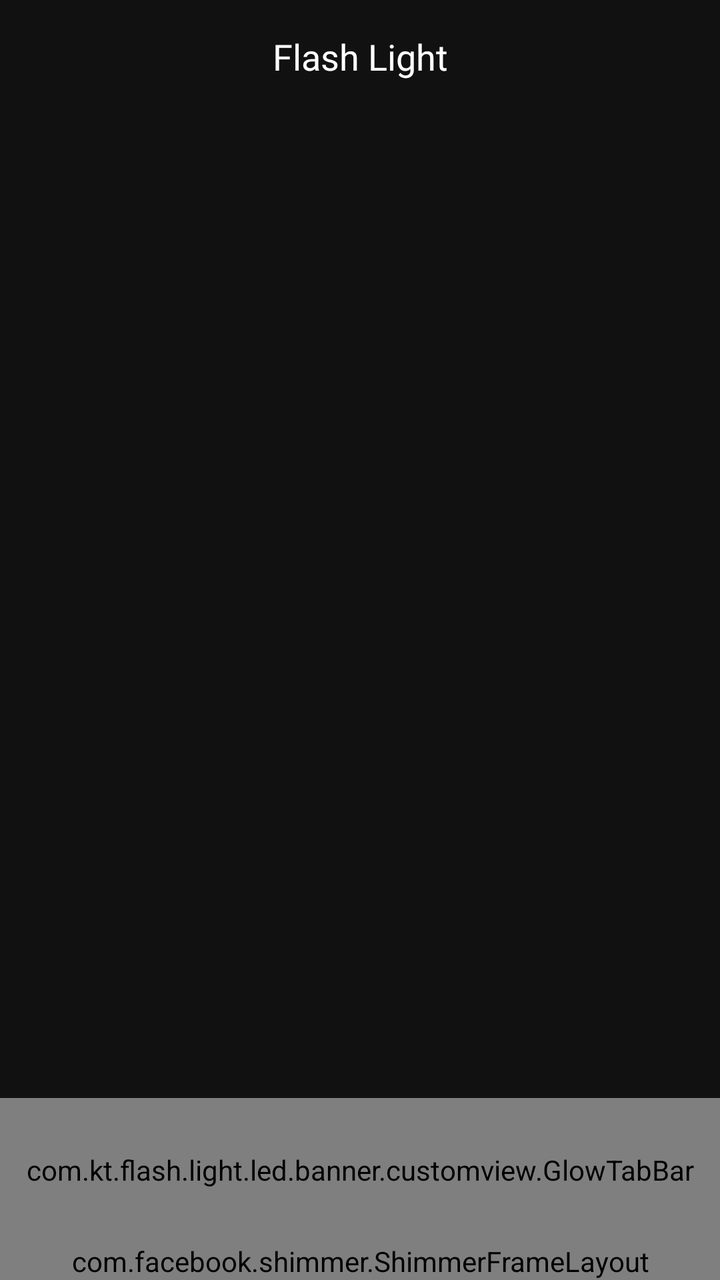
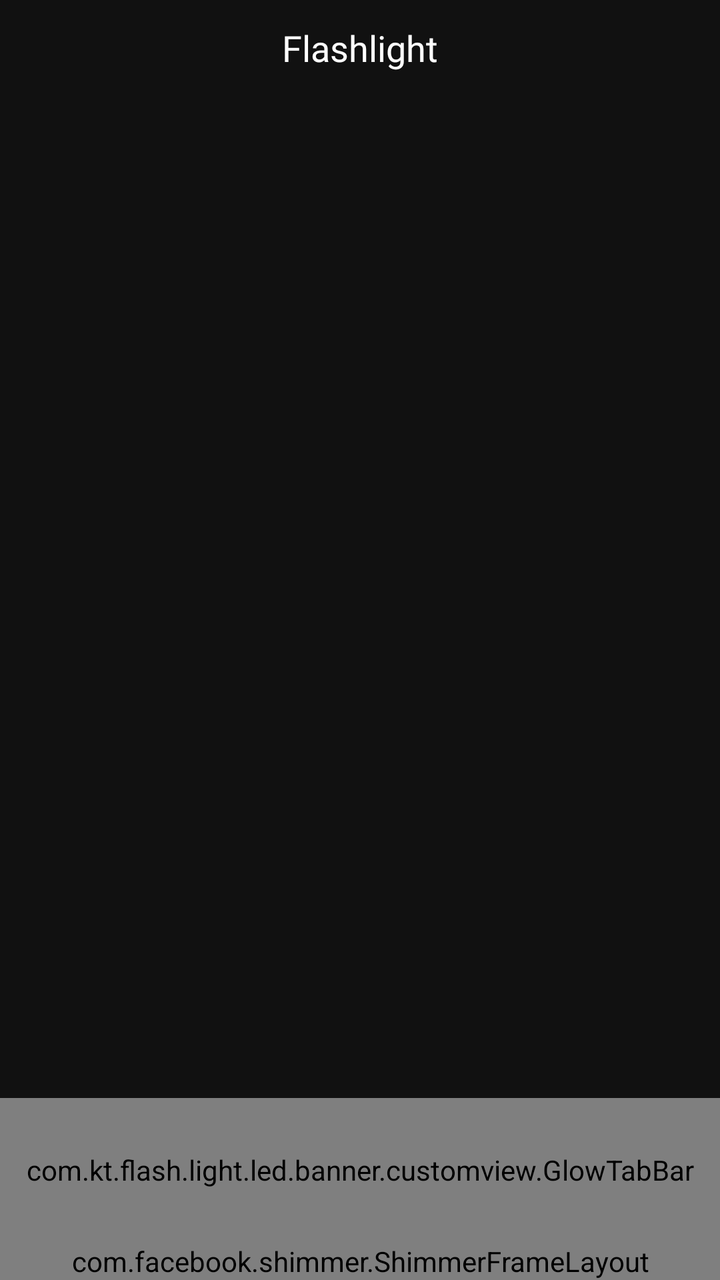

Two renders of the same Android screen: before a commit and after it. Below are the layout's source before the change and the commit's diff.
<!-- AndroidManifest.xml: application theme Theme.Flashlight -->
<!-- res/layout/activity_main.xml -->
<?xml version="1.0" encoding="utf-8"?>
<LinearLayout xmlns:android="http://schemas.android.com/apk/res/android"
    xmlns:app="http://schemas.android.com/apk/res-auto"
    xmlns:tools="http://schemas.android.com/tools"
    android:id="@+id/main"
    android:clipChildren="false"
    android:clipToPadding="false"
    android:layout_width="match_parent"
    android:layout_height="match_parent"
    android:background="#111111"
    android:orientation="vertical"
    tools:context=".component.main.MainActivity">

    <TextView
        android:id="@+id/screen_title"
        android:layout_width="match_parent"
        android:layout_height="wrap_content"
        android:layout_marginTop="@dimen/_32sdp"
        android:paddingTop="@dimen/size16"
        android:paddingBottom="@dimen/size8"
        android:gravity="center"
        android:fontFamily="@font/plusjakartasans_semibold"
        android:text="@string/app_name"
        android:textColor="#FFFFFF"
        android:textSize="@dimen/text_size_18" />

    <androidx.viewpager2.widget.ViewPager2
        android:id="@+id/main_pager"
        android:layout_width="match_parent"
        android:layout_height="0dp"
        android:layout_weight="1" />

    <com.kt.flash.light.led.banner.customview.GlowTabBar
        android:id="@+id/bottom_tabs"
        android:layout_width="match_parent"
        android:layout_height="@dimen/size72"
        android:background="#1A1919"
        android:paddingStart="@dimen/size6"
        android:paddingTop="@dimen/size8"
        android:paddingEnd="@dimen/size6"
        android:paddingBottom="@dimen/size8">

        <LinearLayout
            android:id="@+id/tab_flash"
            android:layout_width="0dp"
            android:layout_height="match_parent"
            android:layout_marginStart="0dp"
            android:layout_weight="1"
            android:background="@drawable/bg_main_tab"
            android:clickable="true"
            android:focusable="true"
            android:gravity="center"
            android:orientation="vertical">

            <ImageView
                android:id="@+id/tvFlash"
                android:layout_width="@dimen/size26"
                android:layout_height="@dimen/size26"
                android:duplicateParentState="true"
                android:importantForAccessibility="no"
                android:src="@drawable/ic_flashlight"
                app:tint="@color/control_tint" />

            <TextView
                android:layout_width="match_parent"
                android:layout_height="wrap_content"
                android:layout_marginTop="@dimen/size8"
                android:duplicateParentState="true"
                android:fontFamily="@font/plusjakartasans_medium"
                android:gravity="center"
                android:text="@string/flashlight_tab"
                android:textColor="@color/control_tint"
                android:textSize="@dimen/text_size_12"

                android:singleLine="true"
                android:ellipsize="marquee"
                android:marqueeRepeatLimit="marquee_forever"
                android:scrollHorizontally="true"
                android:focusable="false"/>
        </LinearLayout>

        <LinearLayout
            android:id="@+id/tab_edge"
            android:layout_width="0dp"
            android:layout_height="match_parent"
            android:layout_marginStart="0dp"
            android:layout_weight="1"
            android:background="@drawable/bg_main_tab"
            android:clickable="true"
            android:focusable="true"
            android:gravity="center"
            android:orientation="vertical">

            <ImageView
                android:layout_width="@dimen/size26"
                android:layout_height="@dimen/size26"
                android:duplicateParentState="true"
                android:importantForAccessibility="no"
                android:src="@drawable/ic_edge_off"
                app:tint="@color/control_tint" />

            <TextView
                android:id="@+id/tvEdge"
                android:layout_width="match_parent"
                android:layout_height="wrap_content"
                android:layout_marginTop="@dimen/size8"
                android:duplicateParentState="true"
                android:fontFamily="@font/plusjakartasans_medium"
                android:gravity="center"
                android:text="@string/edge_lighting"
                android:textColor="@color/control_tint"
                android:textSize="@dimen/text_size_12"

                android:singleLine="true"
                android:ellipsize="marquee"
                android:marqueeRepeatLimit="marquee_forever"
                android:scrollHorizontally="true"
                android:focusable="false"/>
        </LinearLayout>

        <LinearLayout
            android:id="@+id/tab_led"
            android:layout_width="0dp"
            android:layout_height="match_parent"
            android:layout_marginStart="0dp"
            android:layout_weight="1"
            android:background="@drawable/bg_main_tab"
            android:clickable="true"
            android:focusable="true"
            android:gravity="center"
            android:orientation="vertical">

            <ImageView
                android:layout_width="@dimen/size26"
                android:layout_height="@dimen/size26"
                android:duplicateParentState="true"
                android:importantForAccessibility="no"
                android:src="@drawable/ic_led_off"
                app:tint="@color/control_tint" />

            <TextView
                android:id="@+id/tvLed"
                android:layout_width="match_parent"
                android:layout_height="wrap_content"
                android:layout_marginTop="@dimen/size8"
                android:duplicateParentState="true"
                android:fontFamily="@font/plusjakartasans_medium"
                android:gravity="center"
                android:text="@string/led"
                android:textColor="@color/control_tint"
                android:textSize="@dimen/text_size_12"

                android:singleLine="true"
                android:ellipsize="marquee"
                android:marqueeRepeatLimit="marquee_forever"
                android:scrollHorizontally="true"
                android:focusable="false"/>
        </LinearLayout>

        <LinearLayout
            android:id="@+id/tab_alert"
            android:layout_width="0dp"
            android:layout_height="match_parent"
            android:layout_marginStart="0dp"
            android:layout_weight="1"
            android:background="@drawable/bg_main_tab"
            android:clickable="true"
            android:focusable="true"
            android:gravity="center"
            android:orientation="vertical">

            <ImageView
                android:layout_width="@dimen/size26"
                android:layout_height="@dimen/size26"
                android:duplicateParentState="true"
                android:importantForAccessibility="no"
                android:src="@drawable/ic_sos"
                app:tint="@color/control_tint" />

            <TextView
                android:id="@+id/tvAlert"
                android:layout_width="match_parent"
                android:layout_height="wrap_content"
                android:layout_marginTop="@dimen/size8"
                android:duplicateParentState="true"
                android:fontFamily="@font/plusjakartasans_medium"
                android:gravity="center"
                android:text="@string/flash_alert"
                android:textColor="@color/control_tint"
                android:textSize="@dimen/text_size_12"

                android:singleLine="true"
                android:ellipsize="marquee"
                android:marqueeRepeatLimit="marquee_forever"
                android:scrollHorizontally="true"
                android:focusable="false"/>
        </LinearLayout>
    </com.kt.flash.light.led.banner.customview.GlowTabBar>
    <FrameLayout
        android:id="@+id/frAdsBanner"
        android:layout_width="match_parent"
        android:layout_height="wrap_content"
        app:layout_constraintBottom_toBottomOf="parent">

        <include layout="@layout/layout_banner_control" />
    </FrameLayout>
</LinearLayout>
<!-- res/layout/layout_banner_control.xml (included above) -->
<?xml version="1.0" encoding="utf-8"?>
<com.facebook.shimmer.ShimmerFrameLayout xmlns:android="http://schemas.android.com/apk/res/android"
    xmlns:app="http://schemas.android.com/apk/res-auto"
    android:id="@+id/shimmer_container_banner"
    android:layout_width="match_parent"
    android:layout_height="wrap_content"
    android:background="@drawable/bg_card_ads"
    app:shimmer_auto_start="true"
    app:shimmer_base_color="#ccc">

    <RelativeLayout
        android:layout_width="fill_parent"
        android:layout_height="56dip"
        android:background="@color/colorWhite">

        <LinearLayout
            android:layout_width="match_parent"
            android:layout_height="match_parent"
            android:gravity="center"
            android:orientation="horizontal">

            <ImageView
                android:layout_width="50dip"
                android:layout_height="50dip"
                android:background="@color/lightTransparent"
                android:padding="5dip"
                android:scaleType="centerCrop" />

            <LinearLayout
                android:layout_width="0dip"
                android:layout_height="match_parent"
                android:layout_gravity="center"
                android:layout_marginLeft="5dip"
                android:layout_marginRight="5dip"
                android:layout_weight="1"
                android:gravity="center"
                android:orientation="vertical">

                <TextView
                    android:layout_width="match_parent"
                    android:layout_height="wrap_content"
                    android:layout_marginTop="5dip"
                    android:background="@color/lightTransparent"
                    android:ellipsize="end"
                    android:lines="1"
                    android:textColor="@android:color/black"
                    android:textSize="15.0sp" />

                <TextView
                    android:layout_width="match_parent"
                    android:layout_height="wrap_content"
                    android:layout_marginBottom="5dip"
                    android:background="@color/lightTransparent"
                    android:ellipsize="end"
                    android:lines="1"
                    android:textColor="@android:color/darker_gray"
                    android:textSize="14.0sp" />

            </LinearLayout>

            <Button
                android:layout_width="wrap_content"
                android:layout_height="wrap_content"
                android:layout_gravity="center"
                android:layout_marginTop="5dip"
                android:layout_marginRight="10dip"
                android:layout_marginBottom="5dip"
                android:background="@color/lightTransparent"
                android:gravity="center"
                android:paddingLeft="5dip"
                android:paddingRight="5dip"
                android:textColor="@android:color/white"
                android:textSize="12.0sp"
                android:textStyle="bold" />

        </LinearLayout>

        <TextView
            style="@style/AppTheme.Ads"
            android:layout_alignParentLeft="true"
            android:layout_alignParentTop="true" />
    </RelativeLayout>
</com.facebook.shimmer.ShimmerFrameLayout>
<!-- resources referenced by this layout -->
<resources>
  <color name="colorWhite">#ffffffff</color>
  <color name="lightTransparent">#16000000</color>
  <dimen name="size16">16dp</dimen>
  <dimen name="size26">26dp</dimen>
  <dimen name="size6">6dp</dimen>
  <dimen name="size72">72dp</dimen>
  <dimen name="size8">8dp</dimen>
  <dimen name="text_size_12">12sp</dimen>
  <dimen name="text_size_18">18sp</dimen>
  <!-- drawable bg_card_ads (drawable) -->
  <?xml version="1.0" encoding="utf-8"?>
  <shape android:shape="rectangle"
      xmlns:android="http://schemas.android.com/apk/res/android">
      <corners android:radius="10.0dip" />
      <solid android:color="@color/colorWhite" />
      <stroke
          android:width="1.0dip"
          android:color="@color/stockeCard" />
  </shape>
  <!-- drawable bg_main_tab (drawable) -->
  <?xml version="1.0" encoding="utf-8"?>
  <ripple xmlns:android="http://schemas.android.com/apk/res/android"
      android:color="#1A1919">
      <item>
          <selector>
              <item android:state_selected="true" android:drawable="@drawable/bg_choose" />
              <item android:drawable="@android:color/transparent" />
          </selector>
      </item>
  </ripple>
  <string name="app_name" translatable="false">Flash Light</string>
  <string name="edge_lighting">Edge Lighting</string>
  <string name="flash_alert">Flash Alert</string>
  <string name="flashlight_tab">Flashlight</string>
  <string name="led">LED</string>
  <color name="stockeCard">#5E58595A</color>
  <style name="AdsAppTheme" parent="Theme.AppCompat.Light" />
  <!-- drawable ads_icon (drawable) -->
  <?xml version="1.0" encoding="utf-8"?>
  <shape
      xmlns:android="http://schemas.android.com/apk/res/android">
      <solid android:color="@color/colorAds" />
      <corners android:radius="1dp"
          android:bottomLeftRadius="2dp" android:bottomRightRadius="13dp"
          android:topRightRadius="2dp" android:topLeftRadius="10dp"/>
  
  </shape>
  <color name="color_bg">#111111</color>
  <color name="black">#FF000000</color>
  <color name="colorAds">#068abf</color>
  <!-- unchanged entries left out for length: 8 -->
</resources>

<!-- the commit's change to res/layout/activity_main.xml (unified diff, before → after) -->
@@ -11,18 +11,38 @@
     android:orientation="vertical"
     tools:context=".component.main.MainActivity">
 
-    <TextView
-        android:id="@+id/screen_title"
+    <FrameLayout
         android:layout_width="match_parent"
         android:layout_height="wrap_content"
-        android:layout_marginTop="@dimen/_32sdp"
-        android:paddingTop="@dimen/size16"
-        android:paddingBottom="@dimen/size8"
-        android:gravity="center"
-        android:fontFamily="@font/plusjakartasans_semibold"
-        android:text="@string/app_name"
-        android:textColor="#FFFFFF"
-        android:textSize="@dimen/text_size_18" />
+        android:layout_marginTop="@dimen/_32sdp">
+
+        <TextView
+            android:id="@+id/screen_title"
+            android:layout_width="match_parent"
+            android:layout_height="48dp"
+            android:ellipsize="end"
+            android:fontFamily="@font/plusjakartasans_semibold"
+            android:gravity="center"
+            android:maxLines="1"
+            android:paddingStart="64dp"
+            android:paddingEnd="64dp"
+            android:text="@string/flashlight_tab"
+            android:textColor="#FFFFFF"
+            android:textSize="@dimen/text_size_18" />
+
+        <ImageButton
+            android:id="@+id/flash_settings_button"
+            android:layout_width="48dp"
+            android:layout_height="48dp"
+            android:layout_gravity="end|center_vertical"
+            android:layout_marginEnd="10dp"
+            android:background="?attr/selectableItemBackgroundBorderless"
+            android:contentDescription="@string/setting"
+            android:scaleType="center"
+            android:src="@drawable/ic_setting"
+            android:visibility="gone"
+            tools:visibility="visible" />
+    </FrameLayout>
 
     <androidx.viewpager2.widget.ViewPager2
         android:id="@+id/main_pager"
<!-- resource entries referenced after the edit -->
@@ -2,7 +2,6 @@
 <resources>
   <color name="colorWhite">#ffffffff</color>
   <color name="lightTransparent">#16000000</color>
-  <dimen name="size16">16dp</dimen>
   <dimen name="size26">26dp</dimen>
   <dimen name="size6">6dp</dimen>
   <dimen name="size72">72dp</dimen>
@@ -30,11 +29,24 @@
           </selector>
       </item>
   </ripple>
-  <string name="app_name" translatable="false">Flash Light</string>
+  <!-- drawable ic_setting (drawable) -->
+  <vector xmlns:android="http://schemas.android.com/apk/res/android"
+      android:width="36dp"
+      android:height="36dp"
+      android:viewportWidth="36"
+      android:viewportHeight="36">
+    <path
+        android:pathData="M17.727,0L17.727,0A17.727,17.727 0,0 1,35.454 17.727L35.454,18.273A17.727,17.727 0,0 1,17.727 36L17.727,36A17.727,17.727 0,0 1,0 18.273L0,17.727A17.727,17.727 0,0 1,17.727 0z"
+        android:fillColor="#313131"/>
+    <path
+        android:pathData="M17.729,21.5C16.801,21.5 15.911,21.131 15.255,20.475C14.598,19.819 14.229,18.928 14.229,18C14.229,17.072 14.598,16.181 15.255,15.525C15.911,14.869 16.801,14.5 17.729,14.5C18.658,14.5 19.548,14.869 20.204,15.525C20.861,16.181 21.229,17.072 21.229,18C21.229,18.928 20.861,19.819 20.204,20.475C19.548,21.131 18.658,21.5 17.729,21.5ZM25.159,18.97C25.199,18.65 25.229,18.33 25.229,18C25.229,17.67 25.199,17.34 25.159,17L27.269,15.37C27.459,15.22 27.509,14.95 27.389,14.73L25.389,11.27C25.269,11.05 24.999,10.96 24.779,11.05L22.289,12.05C21.769,11.66 21.229,11.32 20.599,11.07L20.229,8.42C20.209,8.302 20.148,8.195 20.056,8.119C19.965,8.042 19.849,8 19.729,8H15.729C15.479,8 15.269,8.18 15.229,8.42L14.859,11.07C14.229,11.32 13.689,11.66 13.169,12.05L10.679,11.05C10.459,10.96 10.189,11.05 10.069,11.27L8.069,14.73C7.939,14.95 7.999,15.22 8.189,15.37L10.299,17C10.259,17.34 10.229,17.67 10.229,18C10.229,18.33 10.259,18.65 10.299,18.97L8.189,20.63C7.999,20.78 7.939,21.05 8.069,21.27L10.069,24.73C10.189,24.95 10.459,25.03 10.679,24.95L13.169,23.94C13.689,24.34 14.229,24.68 14.859,24.93L15.229,27.58C15.269,27.82 15.479,28 15.729,28H19.729C19.979,28 20.189,27.82 20.229,27.58L20.599,24.93C21.229,24.67 21.769,24.34 22.289,23.94L24.779,24.95C24.999,25.03 25.269,24.95 25.389,24.73L27.389,21.27C27.509,21.05 27.459,20.78 27.269,20.63L25.159,18.97Z"
+        android:fillColor="#C1C7D0"/>
+  </vector>
   <string name="edge_lighting">Edge Lighting</string>
   <string name="flash_alert">Flash Alert</string>
   <string name="flashlight_tab">Flashlight</string>
   <string name="led">LED</string>
+  <string name="setting">Settings</string>
   <color name="stockeCard">#5E58595A</color>
   <style name="AdsAppTheme" parent="Theme.AppCompat.Light" />
   <!-- drawable ads_icon (drawable) -->
